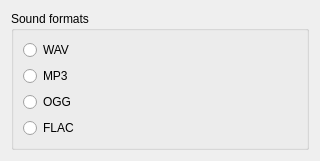
The window that apps/zxtune-qt/ui/conversion/supported_formats.ui (vitamin-caig/zxtune) describes before a commit, drawn with Qt 5.
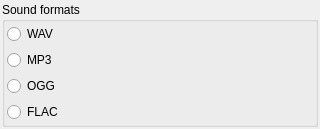
The same window after the commit.

Commit message: zxtune-qt: fixed margins.

```diff
--- a/apps/zxtune-qt/ui/conversion/supported_formats.ui
+++ b/apps/zxtune-qt/ui/conversion/supported_formats.ui
@@ -7,19 +7,25 @@
     <x>0</x>
     <y>0</y>
     <width>320</width>
-    <height>148</height>
+    <height>128</height>
    </rect>
   </property>
   <property name="windowTitle">
    <string/>
   </property>
   <layout class="QVBoxLayout" name="verticalLayout">
+   <property name="margin">
+    <number>2</number>
+   </property>
    <item>
     <widget class="QGroupBox" name="soundFormats">
      <property name="title">
       <string>Sound formats</string>
      </property>
      <layout class="QVBoxLayout" name="verticalLayout_2">
+      <property name="margin">
+       <number>2</number>
+      </property>
       <item>
        <widget class="QRadioButton" name="selectWAV">
         <property name="text">
```
The commit also changes 9 other files.
